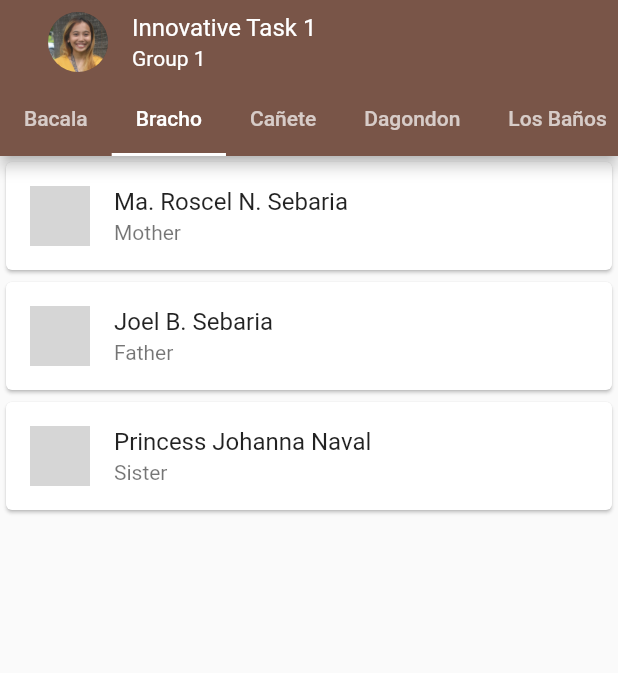
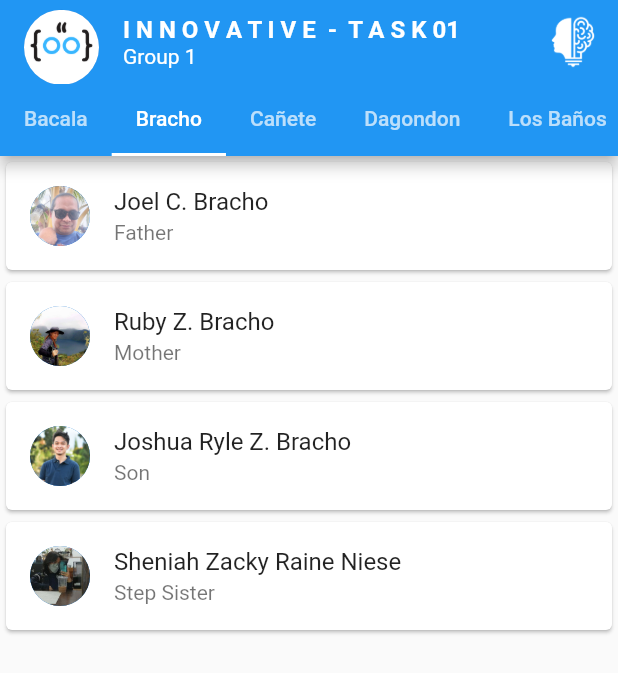
Before and after one commit to naabbiiee/MobProg_InnovativeTaskGroup1, a Flutter app: the screen it shows after launch, tab 2 chosen, on a phone screen of 412 x 824 dp. Shown: the top 673 px of the screen. Run offline on Flutter 3.47's test engine with Material 2 defaults, Android fonts, the phone set to English and light mode, and no system bars; missing offline and left inert: footer; grey boxes are pictures that could not be loaded.

Commit message:
Wawa on the pushing movements

```diff
--- a/lib/home.dart
+++ b/lib/home.dart
@@ -1,3 +1,4 @@
+import 'dart:io';
 import 'package:flutter/material.dart';
 import 'package:innovativetaskgroupone/memberTab/tabbracho.dart';
 import 'package:innovativetaskgroupone/memberTab/tablosbanos.dart';
@@ -27,13 +28,24 @@ class _HomeState extends State<Home> with SingleTickerProviderStateMixin{
   Widget build(BuildContext context) {
     return Scaffold(
       appBar: AppBar(
+        actions: [
+          IconButton(
+            icon: Image.asset('assets/general_assets/Creative.png'),
+            iconSize: 40,
+            onPressed: () => exit(0),
+            padding: EdgeInsets.all(10),
+          ),
+        ],
         title: const ListTile(
+          contentPadding: EdgeInsets.all(0),
+          minVerticalPadding: 20,
           leading: CircleAvatar(
-            radius: 20,
-            backgroundImage: AssetImage('assets/naval/mama.png'),
+            radius: 25,
+            backgroundImage: AssetImage('assets/general_assets/goggles.png'),
           ),
-          title: Text("Innovative Task 1",
-            style: TextStyle(color: Colors.white),
+          title: Text("I N N O V A T I V E  -  T A S K 01",
+            style: TextStyle(color: Colors.white,
+            fontWeight: FontWeight.bold),
           ),
           subtitle: Text("Group 1",
             style: TextStyle(color: Colors.white),),
--- a/lib/main.dart
+++ b/lib/main.dart
@@ -15,7 +15,7 @@ class MyApp extends StatelessWidget {
       debugShowCheckedModeBanner: false,
       title: 'Innovative Task',
       theme: ThemeData(
-        primarySwatch: Colors.brown,
+        primarySwatch: Colors.blue,
       ),
       home: const MyHomePage(title: 'Group 1 - Innovative Task'),
     );
--- a/lib/memberTab/tabbracho.dart
+++ b/lib/memberTab/tabbracho.dart
@@ -16,30 +16,37 @@ class _TabBrachoState extends State<TabBracho> {
 
   List<Person> listbracho = [
     Person(
-        leading: 'assets/naval/naval.jpg',
-        name: 'Ma. Roscel N. Sebaria',
-        relationship: 'Mother',
-        occupation: 'House Wife',
-        birthdate: 'September 24, 1979',
-        age: 42
+        leading: 'assets/bracho/papa.jpg',
+        name: 'Joel C. Bracho',
+        relationship: 'Father',
+        occupation: 'Freelancer',
+        birthdate: 'February 24, 1975',
+        age: 47
 
     ),
     Person(
-        leading: 'assets/naval/naval.jpg',
-        name: 'Joel B. Sebaria',
-        relationship: 'Father',
-        occupation: 'Driver',
-        birthdate: 'October 9, 1979',
-        age: 42
+        leading: 'assets/bracho/mama.jpg',
+        name: 'Ruby Z. Bracho',
+        relationship: 'Mother',
+        occupation: 'Freelancer',
+        birthdate: 'June 3, 1975',
+        age: 47
     ),
     Person(
-        leading: 'assets/naval/naval.jpg',
-        name: 'Princess Johanna Naval',
-        relationship: 'Sister',
-        occupation: 'Teacher',
-        birthdate: 'October 9, 1979',
-        age: 23
-
+        leading: 'assets/bracho/wawa.jpg',
+        name: 'Joshua Ryle Z. Bracho',
+        relationship: 'Son',
+        occupation: 'Student',
+        birthdate: 'November 21, 2000',
+        age: 21
+    ),
+    Person(
+        leading: 'assets/bracho/sister.jpg',
+        name: 'Sheniah Zacky Raine Niese',
+        relationship: 'Step Sister',
+        occupation: 'Student',
+        birthdate: 'December 16, 2009',
+        age: 13
     )
   ];
 
@@ -54,17 +61,16 @@ class _TabBrachoState extends State<TabBracho> {
               child: ListTile(
                 leading: CircleAvatar(
                   radius: 20,
-                  backgroundImage: AssetImage(bracho.leading.toString()),
+                  backgroundImage: AssetImage(bracho.leading),
                 ),
-                title: Text(bracho.name.toString()),
-                subtitle: Text(bracho.relationship.toString()),
+                title: Text(bracho.name),
+                subtitle: Text(bracho.relationship),
                 onTap: () {
                   Navigator.push(
                     context, SlideLeft(page: Profile(details: bracho)),
                   );
                 }
               ),
-
             );
     },
     )
```
Also changed, not shown: lib/sample.dart (added, +146 -0 lines), pubspec.yaml (+7 -0 lines), assets/bracho/mama.jpg (added), assets/bracho/papa.jpg (added), assets/bracho/sister.jpg (added), assets/bracho/wawa.jpg (added), assets/general_assets/Creative.png (added), assets/general_assets/goggles.png (added), pubspec.lock.
